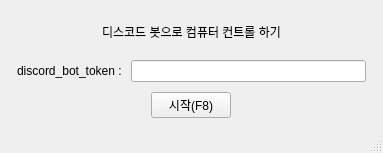
100dlswjd/computer_control_discord_bot, file src/ui/main_form.ui: the form before one commit.
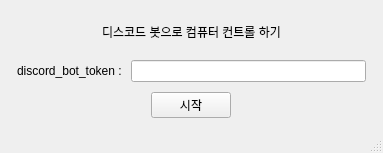
The form after the commit.

Commit message: 메인 ui 제작

What changed in the file:
```diff
--- a/src/ui/main_form.ui
+++ b/src/ui/main_form.ui
@@ -70,13 +70,13 @@
         <item>
          <widget class="QPushButton" name="pushButton">
           <property name="sizePolicy">
-           <sizepolicy hsizetype="Fixed" vsizetype="Fixed">
+           <sizepolicy hsizetype="Maximum" vsizetype="Fixed">
             <horstretch>0</horstretch>
             <verstretch>0</verstretch>
            </sizepolicy>
           </property>
           <property name="text">
-           <string>시작(F8)</string>
+           <string>시작</string>
           </property>
          </widget>
         </item>
```
Left out of the diff: 8 changed lines with no effect on the pictures. The commit also changes 1 other file.
